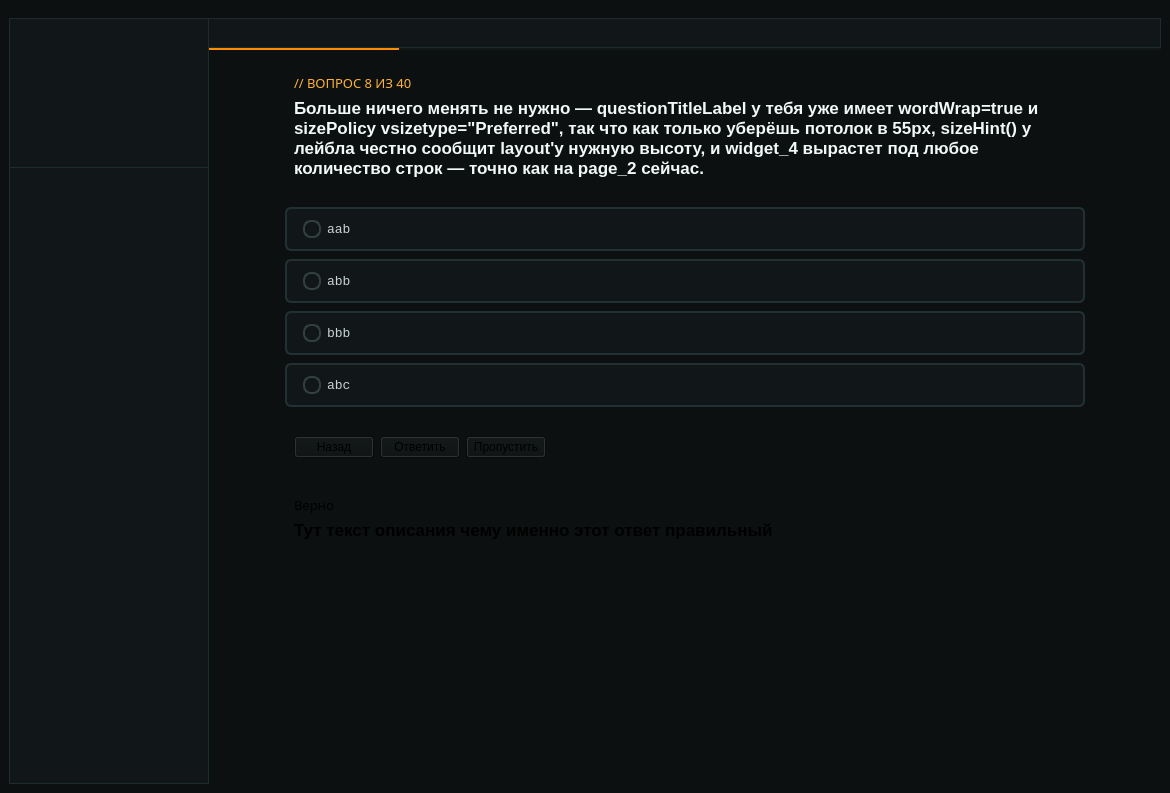
Krona-org/CodeForge, file src/ui/mainwindow.ui: the form before one commit.
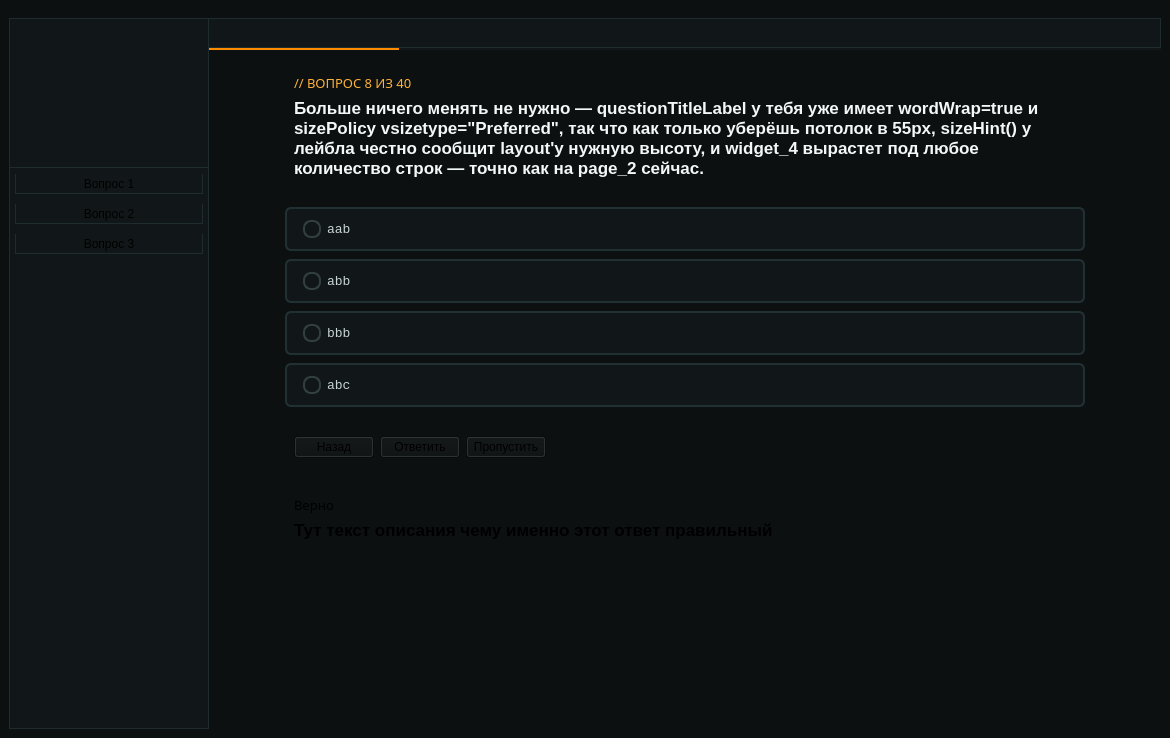
The form after the commit. The open tabs and pages were chosen to show the change. Custom widgets are drawn as their Qt base class.

```diff
--- a/src/ui/mainwindow.ui
+++ b/src/ui/mainwindow.ui
@@ -7,7 +7,7 @@
     <x>0</x>
     <y>0</y>
     <width>1170</width>
-    <height>793</height>
+    <height>738</height>
    </rect>
   </property>
   <property name="windowTitle">
@@ -865,8 +865,8 @@
                   <rect>
                    <x>0</x>
                    <y>0</y>
-                   <width>958</width>
-                   <height>701</height>
+                   <width>302</width>
+                   <height>810</height>
                   </rect>
                  </property>
                  <layout class="QGridLayout" name="gridLayout_6">
@@ -2198,7 +2198,133 @@
 border-top: 0px;
 </string>
             </property>
-            <layout class="QVBoxLayout" name="verticalLayout_2"/>
+            <layout class="QVBoxLayout" name="verticalLayout_2">
+             <property name="spacing">
+              <number>0</number>
+             </property>
+             <property name="leftMargin">
+              <number>0</number>
+             </property>
+             <property name="topMargin">
+              <number>0</number>
+             </property>
+             <property name="rightMargin">
+              <number>0</number>
+             </property>
+             <property name="bottomMargin">
+              <number>0</number>
+             </property>
+             <item>
+              <widget class="SmoothScrollArea" name="scrollArea_4">
+               <property name="styleSheet">
+                <string notr="true">QScrollArea {
+    border: 0px;
+}
+QScrollBar:vertical {
+    background: rgb(12, 16, 17);
+    width: 3px;
+    margin: 0px;
+}
+QScrollBar::handle:vertical {
+    background: rgb(255, 140, 0);
+    border-radius: 3px;
+    min-height: 24px;
+}
+QScrollBar::handle:vertical:hover {
+    background: rgb(255, 178, 56);
+}
+QScrollBar::add-line:vertical, QScrollBar::sub-line:vertical {
+    height: 0px;
+}
+QScrollBar::add-page:vertical, QScrollBar::sub-page:vertical {
+    background: none;
+}</string>
+               </property>
+               <property name="widgetResizable">
+                <bool>true</bool>
+               </property>
+               <widget class="QWidget" name="scrollAreaWidgetContents_4">
+                <property name="geometry">
+                 <rect>
+                  <x>0</x>
+                  <y>0</y>
+                  <width>200</width>
+                  <height>540</height>
+                 </rect>
+                </property>
+                <layout class="QVBoxLayout" name="verticalLayout_8">
+                 <property name="spacing">
+                  <number>10</number>
+                 </property>
+                 <property name="leftMargin">
+                  <number>6</number>
+                 </property>
+                 <property name="topMargin">
+                  <number>6</number>
+                 </property>
+                 <property name="rightMargin">
+                  <number>6</number>
+                 </property>
+                 <property name="bottomMargin">
+                  <number>6</number>
+                 </property>
+                 <item alignment="Qt::AlignmentFlag::AlignTop">
+                  <widget class="QPushButton" name="pushButton">
+                   <property name="minimumSize">
+                    <size>
+                     <width>0</width>
+                     <height>20</height>
+                    </size>
+                   </property>
+                   <property name="text">
+                    <string>Вопрос 1</string>
+                   </property>
+                  </widget>
+                 </item>
+                 <item alignment="Qt::AlignmentFlag::AlignTop">
+                  <widget class="QPushButton" name="pushButton_10">
+                   <property name="minimumSize">
+                    <size>
+                     <width>0</width>
+                     <height>20</height>
+                    </size>
+                   </property>
+                   <property name="text">
+                    <string>Вопрос 2</string>
+                   </property>
+                  </widget>
+                 </item>
+                 <item alignment="Qt::AlignmentFlag::AlignTop">
+                  <widget class="QPushButton" name="pushButton_11">
+                   <property name="minimumSize">
+                    <size>
+                     <width>0</width>
+                     <height>20</height>
+                    </size>
+                   </property>
+                   <property name="text">
+                    <string>Вопрос 3</string>
+                   </property>
+                  </widget>
+                 </item>
+                 <item>
+                  <spacer name="verticalSpacer_4">
+                   <property name="orientation">
+                    <enum>Qt::Orientation::Vertical</enum>
+                   </property>
+                   <property name="sizeHint" stdset="0">
+                    <size>
+                     <width>20</width>
+                     <height>40</height>
+                    </size>
+                   </property>
+                  </spacer>
+                 </item>
+                </layout>
+               </widget>
+              </widget>
+             </item>
+            </layout>
            </widget>
           </item>
          </layout>
```
Left out of the diff: 4 changed lines with no effect on the pictures.
